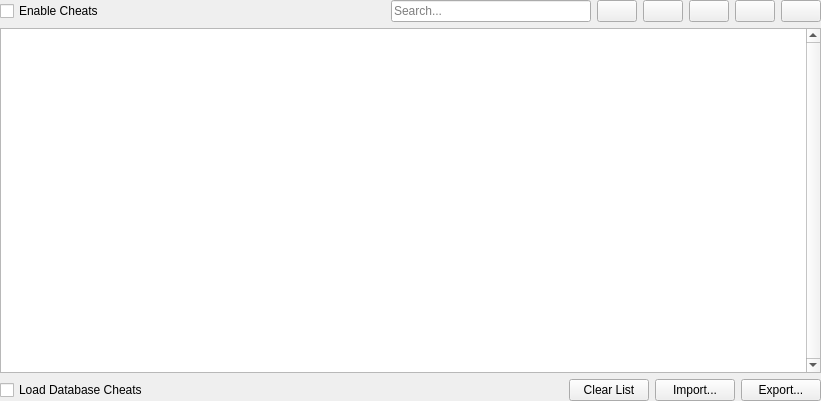
Before: the Qt Designer form src/duckstation-qt/gamecheatsettingswidget.ui in stenzek/duckstation, drawn with Qt 5.
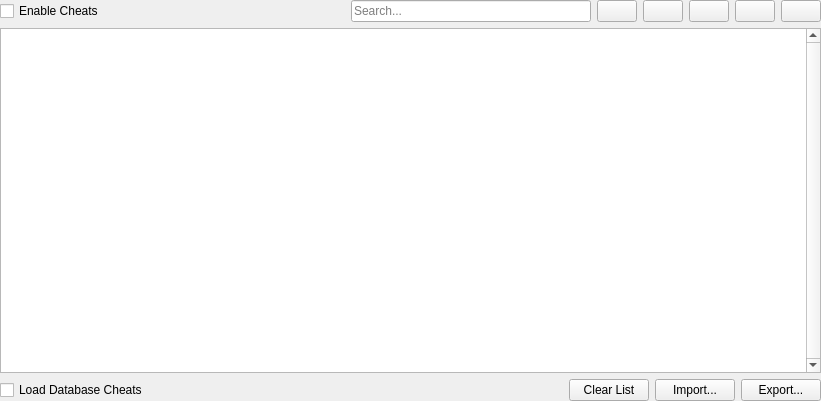
After: the same form once the commit is applied. Icons and pictures are not drawn.

Commit message: Qt: Fix overlapping widgets in cheat settings

What changed in the file:
```diff
--- a/src/duckstation-qt/gamecheatsettingswidget.ui
+++ b/src/duckstation-qt/gamecheatsettingswidget.ui
@@ -24,7 +24,7 @@
     <number>0</number>
    </property>
    <item>
-    <layout class="QHBoxLayout" name="horizontalLayout_2" stretch="1,0,0,0,0,0,0">
+    <layout class="QHBoxLayout" name="horizontalLayout_2">
      <item>
       <widget class="QCheckBox" name="enableCheats">
        <property name="text">
@@ -32,11 +32,24 @@
        </property>
       </widget>
      </item>
+     <item>
+      <spacer name="horizontalSpacer_2">
+       <property name="orientation">
+        <enum>Qt::Orientation::Horizontal</enum>
+       </property>
+       <property name="sizeHint" stdset="0">
+        <size>
+         <width>40</width>
+         <height>20</height>
+        </size>
+       </property>
+      </spacer>
+     </item>
      <item>
       <widget class="QLineEdit" name="search">
        <property name="minimumSize">
         <size>
-         <width>200</width>
+         <width>100</width>
          <height>0</height>
         </size>
        </property>
```
Left out of the diff: 12 changed lines with no effect on the pictures.
